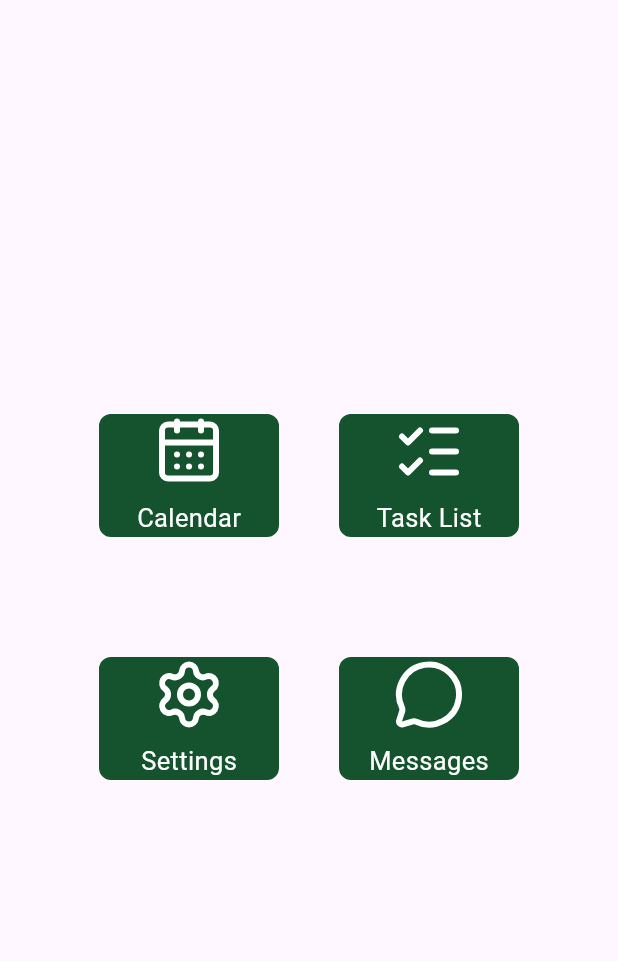
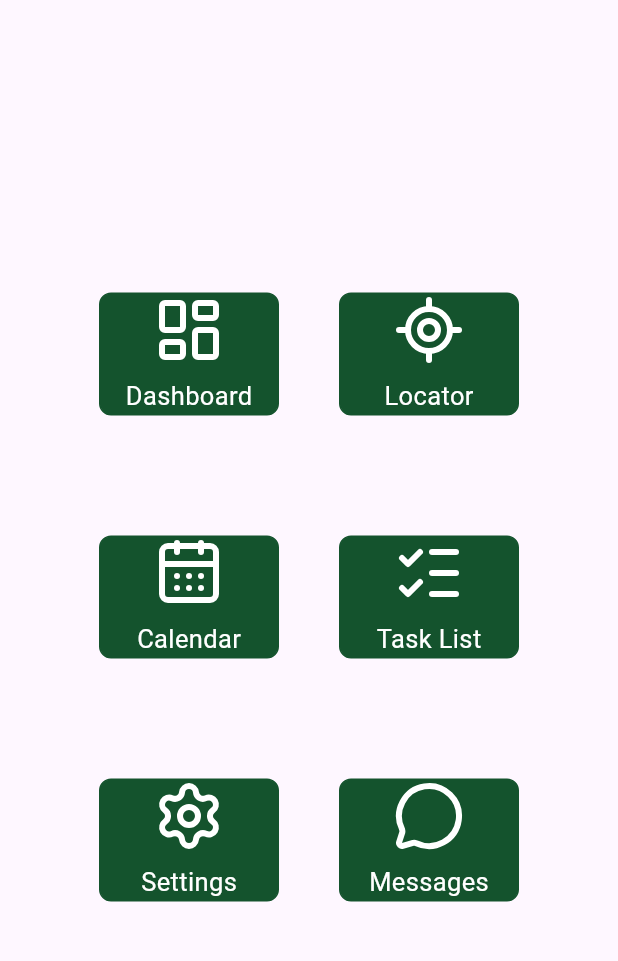
Before and after one commit to PG-002/CoHab, a Flutter app: the HomePage screen opened directly, on a phone screen of 412 x 824 dp, the part 63-1024 px from its top. Run offline on Flutter 3.47's test engine with Material 3 defaults, Android fonts, the phone set to English and light mode, and no system bars; our stand-ins replace jwt_decoder, lucide_icons; missing offline and left inert: flutter_neat_and_clean_calendar; accounts and stored records are empty.

Commit message:
Update homepage.dart

```diff
--- a/cohab_mobile/lib/homepage.dart
+++ b/cohab_mobile/lib/homepage.dart
@@ -21,6 +21,96 @@ class _HomePageState extends State<HomePage> {
         child: Column(
           mainAxisAlignment: MainAxisAlignment.center,
           children: [
+
+            Row(
+              mainAxisAlignment: MainAxisAlignment.center,
+              children: [
+                SizedBox(
+                  width: 120,
+                  child: InkWell(
+                    onTap: () {
+                      Navigator.push(
+                        context,
+                        MaterialPageRoute(builder: (context) => const CalendarHomePage()),
+                      );
+                    },
+                    child: Ink(
+                      decoration: BoxDecoration(
+                        color: const Color(0xFF14532d), // Fill the button with green color
+                        borderRadius: BorderRadius.circular(8.0),
+                        border: Border.all(color: const Color(0xFF14532d)), // Green border
+                      ),
+                      child: Column(
+                        mainAxisSize: MainAxisSize.min,
+                        children: [
+                          InkWell(
+                            onTap: () {
+                              Navigator.push(
+                                context,
+                                MaterialPageRoute(builder: (context) => const CalendarHomePage()),
+                              );
+                            },
+                            child: const Icon(
+                              LucideIcons.layoutDashboard,
+                              color: Colors.white,
+                              size: 48,
+                            ),
+                          ),
+                          const SizedBox(height: 8),
+                          const Text(
+                            'Dashboard',
+                            style: TextStyle(color: Colors.white, fontSize: 17),
+                          ),
+                        ],
+                      ),
+                    ),
+                  ),
+                ),
+                const SizedBox(width: 40),
+                SizedBox(
+                  width: 120,
+                  child: InkWell(
+                    onTap: () {
+                      Navigator.push(
+                        context,
+                        MaterialPageRoute(builder: (context) => const CalendarHomePage()),
+                      );
+                    },
+                    child: Ink(
+                      decoration: BoxDecoration(
+                        color: const Color(0xFF14532d), // Fill the button with green color
+                        borderRadius: BorderRadius.circular(8.0),
+                        border: Border.all(color: const Color(0xFF14532d)), // Green border
+                      ),
+                      child: Column(
+                        mainAxisSize: MainAxisSize.min,
+                        children: [
+                          InkWell(
+                            onTap: () {
+                              Navigator.push(
+                                context,
+                                MaterialPageRoute(builder: (context) => const CalendarHomePage()),
+                              );
+                            },
+                            child: const Icon(
+                              LucideIcons.locateFixed,
+                              color: Colors.white,
+                              size: 48,
+                            ),
+                          ),
+                          const SizedBox(height: 8),
+                          const Text(
+                            'Locator',
+                            style: TextStyle(color: Colors.white, fontSize: 17),
+                          ),
+                        ],
+                      ),
+                    ),
+                  ),
+                ),
+              ],
+            ),
+            const SizedBox(height: 80),
             Row(
               mainAxisAlignment: MainAxisAlignment.center,
               children: [
```
